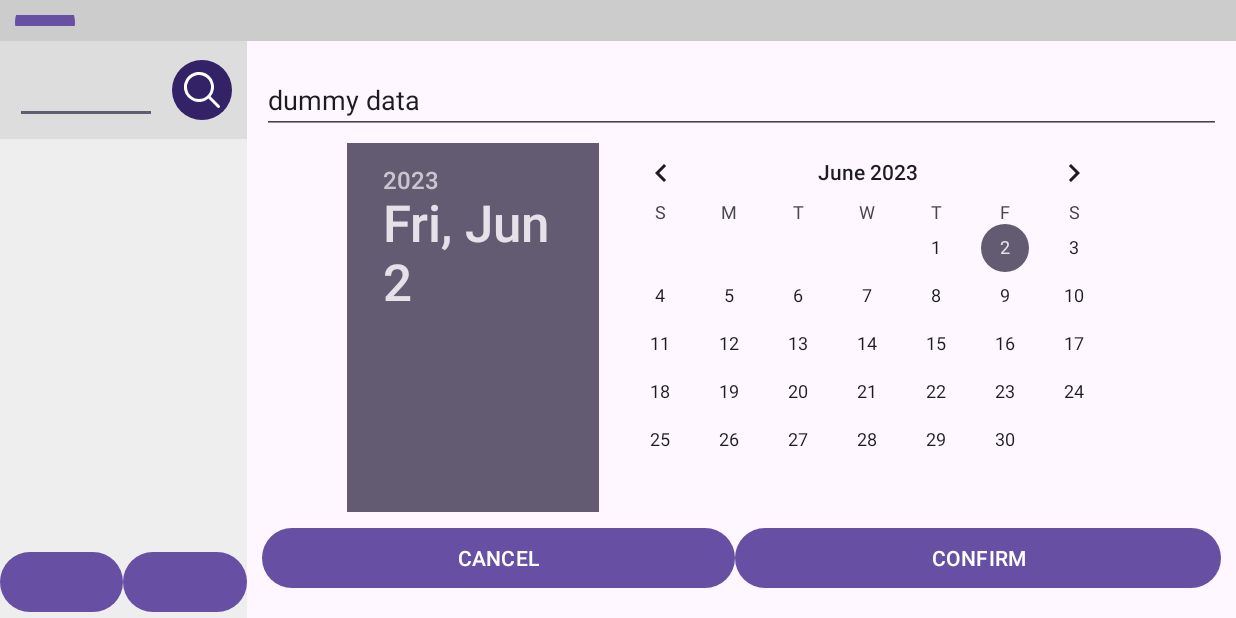
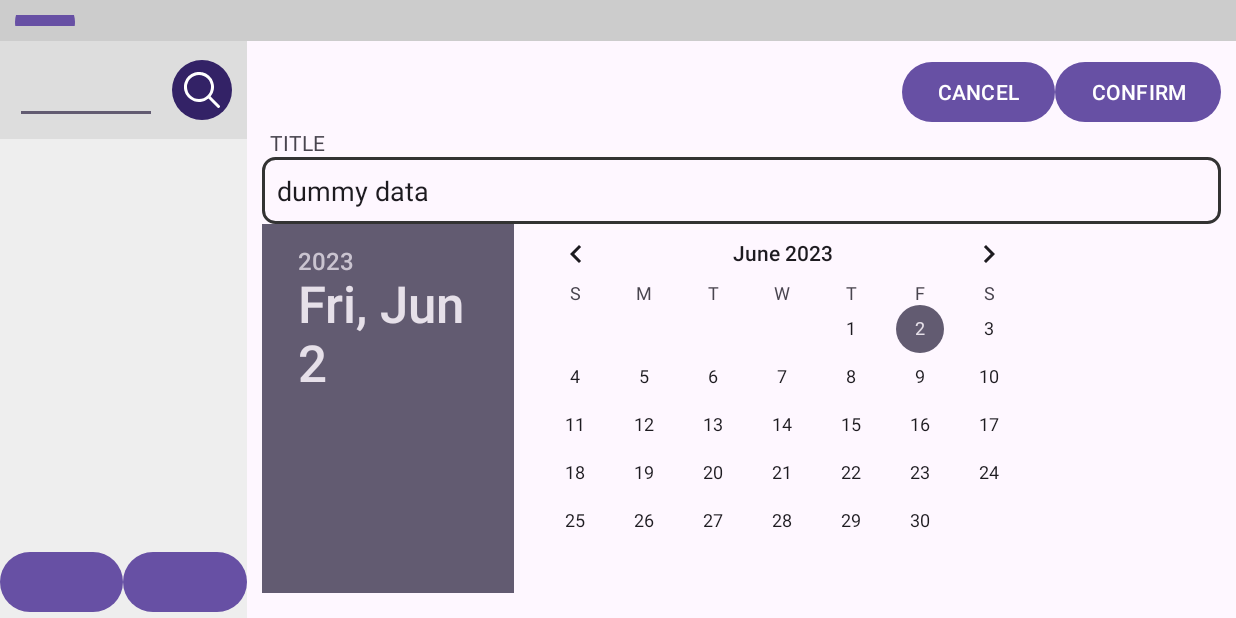
Before and after one commit to namkyu742/BookManager, an Android app: the screen it shows after launch (MainActivity), after a tap on "add", on a phone screen of 824 x 412 dp (held sideways). Run offline under Robolectric (Android 15) with nearby library versions, the light colour scheme and no system bars; our stand-ins replace Room's generated code.

Commit message:
EditTextWithLabel 커스텀뷰 생성

```diff
--- a/app/src/main/java/com/ngjo/bookmanager/fragment/BookInsertFragment.kt
+++ b/app/src/main/java/com/ngjo/bookmanager/fragment/BookInsertFragment.kt
@@ -12,7 +12,6 @@ import androidx.fragment.app.viewModels
 import com.ngjo.bookmanager.Database
 import com.ngjo.bookmanager.data.Book
 import com.ngjo.bookmanager.databinding.LayoutBookInsertFragmentBinding
-import com.ngjo.bookmanager.viewmodel.BookInsertViewModel
 import kotlinx.coroutines.CoroutineScope
 import kotlinx.coroutines.Dispatchers
 import kotlinx.coroutines.launch
@@ -20,7 +19,6 @@ import java.time.LocalDateTime
 
 class BookInsertFragment : Fragment() {
     private lateinit var binding: LayoutBookInsertFragmentBinding
-    private val viewModel by viewModels<BookInsertViewModel>()
 
     private var closeListener: CloseListener? = null
 
@@ -71,7 +69,8 @@ class BookInsertFragment : Fragment() {
             date = "$year/${monthOfYear + 1}/$dayOfMonth"
         }
 
-        binding.title.setText("dummy data")
+        binding.title.setLabelText("TITLE")
+        binding.title.setEditText("dummy data")
 
 
 
@@ -86,7 +85,7 @@ class BookInsertFragment : Fragment() {
             CoroutineScope(Dispatchers.Default).launch {
                 Database.database.bookDao().insertBook(
                     Book(
-                        title = binding.title.text.toString(),
+                        title = binding.title.getEditText(),
                         date = date
                     )
                 )
--- /dev/null
+++ b/app/src/main/java/com/ngjo/bookmanager/view/EditTextWithLabel.kt
@@ -0,0 +1,39 @@
+package com.ngjo.bookmanager.view
+
+import android.content.Context
+import android.util.AttributeSet
+import android.view.LayoutInflater
+import android.widget.EditText
+import android.widget.LinearLayout
+import android.widget.TextView
+import com.ngjo.bookmanager.R
+
+class EditTextWithLabel(context: Context, attrs: AttributeSet?) : LinearLayout(context, attrs) {
+    private val editText: EditText
+    private val textView: TextView
+
+    init {
+        LayoutInflater.from(context).inflate(R.layout.item_title_edit_text, this, true)
+
+        editText = findViewById(R.id.editText)
+        textView = findViewById(R.id.textView)
+
+        val typedArray = context.obtainStyledAttributes(attrs, R.styleable.EditTextWithLabel)
+        val labelText = typedArray.getString(R.styleable.EditTextWithLabel_labelText)
+        typedArray.recycle()
+
+        textView.text = labelText
+    }
+
+    fun setLabelText(text: String) {
+        textView.text = text
+    }
+
+    fun setEditText(text: String) {
+        editText.setText(text)
+    }
+
+    fun getEditText(): String {
+        return editText.text.toString()
+    }
+}
--- a/app/src/main/java/com/ngjo/bookmanager/viewmodel/BookInsertViewModel.kt
+++ /dev/null
@@ -1,7 +0,0 @@
-package com.ngjo.bookmanager.viewmodel
-
-import androidx.lifecycle.ViewModel
-
-class BookInsertViewModel : ViewModel() {
-
-}
--- /dev/null
+++ b/app/src/main/res/drawable/shape_edit_text_with_label.xml
@@ -0,0 +1,8 @@
+<?xml version="1.0" encoding="utf-8"?>
+<shape xmlns:android="http://schemas.android.com/apk/res/android">
+    <solid android:color="@android:color/transparent" />
+    <stroke
+        android:width="2dp"
+        android:color="#FF333333" />
+    <corners android:radius="8dp" />
+</shape>
--- /dev/null
+++ b/app/src/main/res/layout/item_title_edit_text.xml
@@ -0,0 +1,20 @@
+<?xml version="1.0" encoding="utf-8"?>
+<LinearLayout xmlns:android="http://schemas.android.com/apk/res/android"
+    android:layout_width="match_parent"
+    android:layout_height="wrap_content"
+    android:orientation="vertical">
+
+    <TextView
+        android:id="@+id/textView"
+        android:layout_marginStart="5dp"
+        android:layout_width="match_parent"
+        android:layout_height="wrap_content" />
+
+    <EditText
+        android:id="@+id/editText"
+        android:background="@drawable/shape_edit_text_with_label"
+        android:padding="10dp"
+        android:layout_width="match_parent"
+        android:layout_height="wrap_content" />
+
+</LinearLayout>
--- a/app/src/main/res/layout/layout_book_insert_fragment.xml
+++ b/app/src/main/res/layout/layout_book_insert_fragment.xml
@@ -1,60 +1,49 @@
 <?xml version="1.0" encoding="utf-8"?>
-<androidx.constraintlayout.widget.ConstraintLayout xmlns:android="http://schemas.android.com/apk/res/android"
+<LinearLayout xmlns:android="http://schemas.android.com/apk/res/android"
     android:layout_width="match_parent"
     android:layout_height="match_parent"
     android:padding="10dp"
-    xmlns:app="http://schemas.android.com/apk/res-auto">
-
-
-    <EditText
-        android:id="@+id/title"
-        android:layout_width="0dp"
-        android:layout_height="wrap_content"
-        android:hint="Search Text"
-        android:inputType="text"
-        app:layout_constraintTop_toTopOf="parent"
-        app:layout_constraintBottom_toTopOf="@id/date_picker"
-        app:layout_constraintStart_toStartOf="parent"
-        app:layout_constraintEnd_toEndOf="parent"/>
-
-
-    <DatePicker
-        android:id="@+id/date_picker"
-        android:layout_width="wrap_content"
-        android:layout_height="wrap_content"
-        app:layout_constraintTop_toBottomOf="@id/title"
-        app:layout_constraintBottom_toTopOf="@id/btn_layout"
-        app:layout_constraintStart_toStartOf="parent"
-        app:layout_constraintEnd_toEndOf="parent"/>
+    android:orientation="vertical">
 
     <LinearLayout
         android:id="@+id/btn_layout"
         android:layout_width="match_parent"
         android:layout_height="wrap_content"
-        android:orientation="horizontal"
-        app:layout_constraintTop_toBottomOf="@id/date_picker"
-        app:layout_constraintBottom_toBottomOf="parent"
-        app:layout_constraintStart_toStartOf="parent"
-        app:layout_constraintEnd_toEndOf="parent">
+        android:orientation="horizontal">
+
+        <View
+            android:layout_width="0dp"
+            android:layout_height="0dp"
+            android:layout_weight="1"/>
 
         <Button
             android:id="@+id/btn_cancel"
             android:layout_width="wrap_content"
             android:layout_height="wrap_content"
-            android:layout_weight="5"
             android:text="CANCEL"/>
 
         <Button
             android:id="@+id/btn_confirm"
             android:layout_width="wrap_content"
             android:layout_height="wrap_content"
-            android:layout_weight="5"
+            android:layout_gravity="right"
             android:text="CONFIRM"/>
 
     </LinearLayout>
+
+    <com.ngjo.bookmanager.view.EditTextWithLabel
+        android:id="@+id/title"
+        android:layout_width="match_parent"
+        android:layout_height="wrap_content"/>
+
+
+    <DatePicker
+        android:id="@+id/date_picker"
+        android:layout_width="wrap_content"
+        android:layout_height="wrap_content"/>
 
 
 
 
 
-</androidx.constraintlayout.widget.ConstraintLayout>
+</LinearLayout>
--- /dev/null
+++ b/app/src/main/res/values/attrs.xml
@@ -0,0 +1,6 @@
+<?xml version="1.0" encoding="utf-8"?>
+<resources>
+    <declare-styleable name="EditTextWithLabel">
+        <attr name="labelText" format="string" />
+    </declare-styleable>
+</resources>
```
